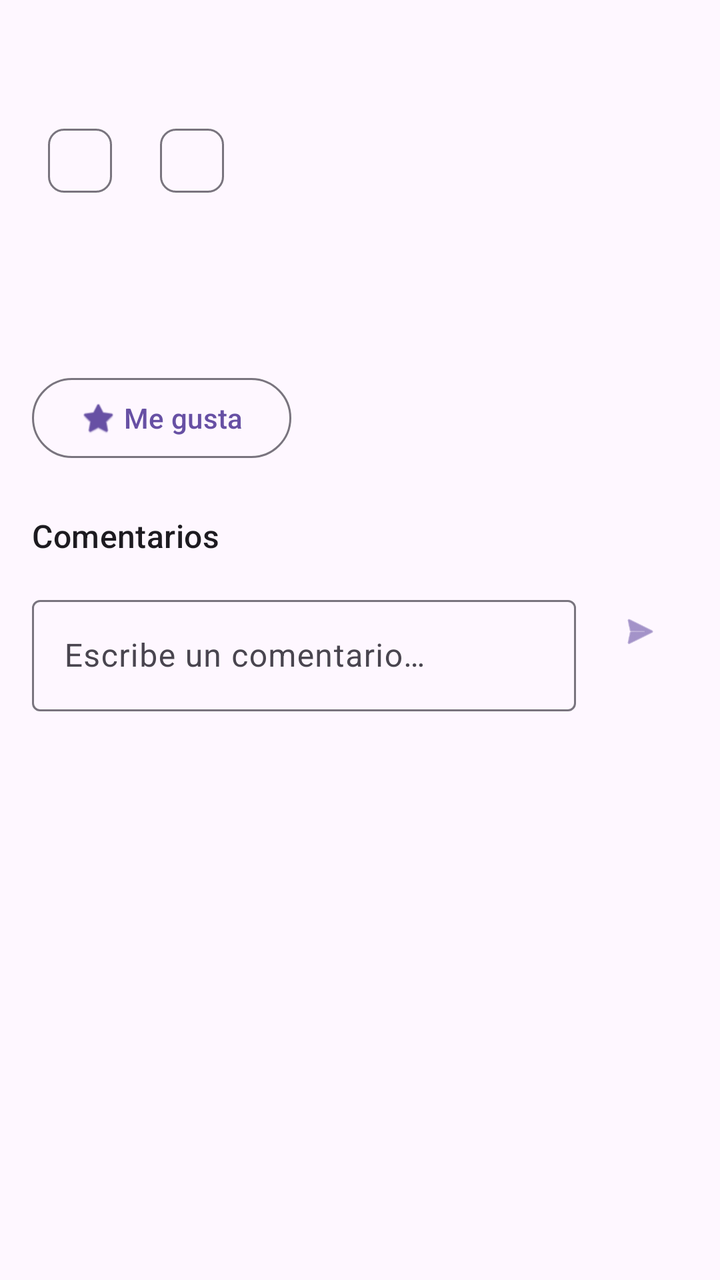
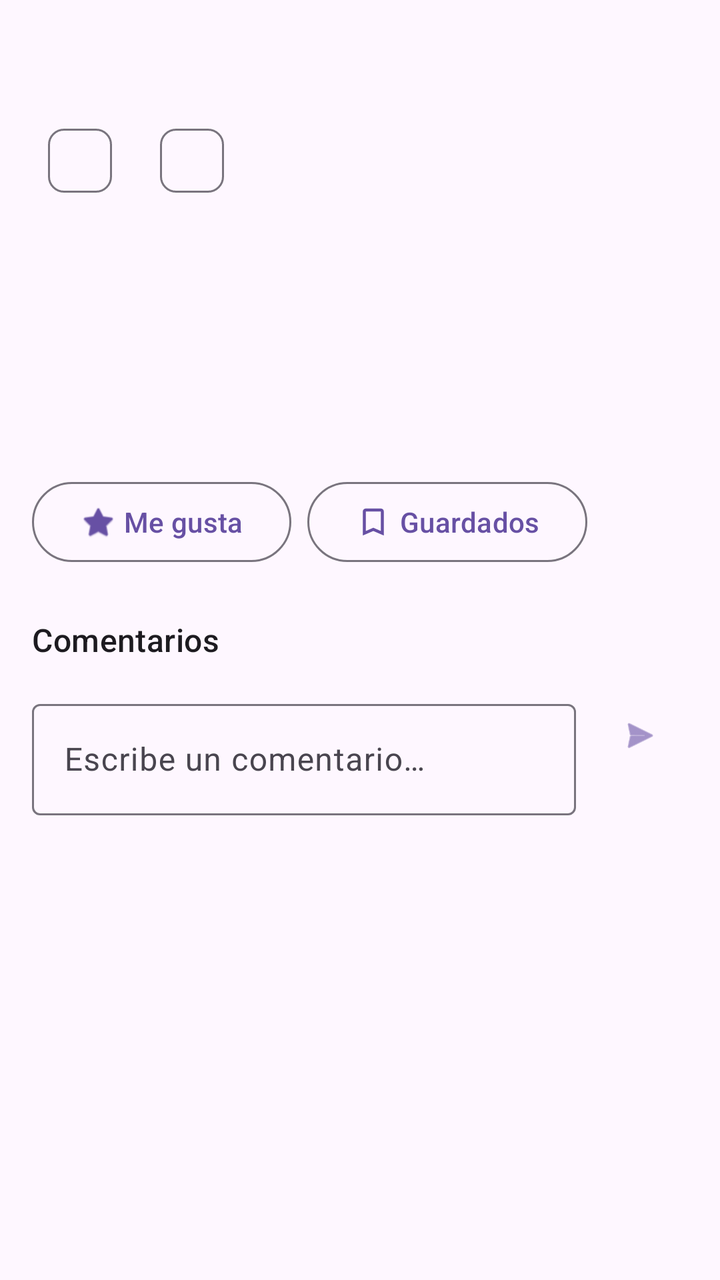

Screens rendered from an Android XML layout before and after an edit, with the pre-edit source and the edit as a unified diff.
<!-- AndroidManifest.xml: application theme Theme.Costura -->
<!-- res/layout/fragment_detalle.xml -->
<?xml version="1.0" encoding="utf-8"?>
<androidx.core.widget.NestedScrollView
    xmlns:android="http://schemas.android.com/apk/res/android"
    xmlns:app="http://schemas.android.com/apk/res-auto"
    android:layout_width="match_parent"
    android:layout_height="match_parent">

    <androidx.constraintlayout.widget.ConstraintLayout
        android:layout_width="match_parent"
        android:layout_height="wrap_content">

        <androidx.recyclerview.widget.RecyclerView
            android:id="@+id/rv_fotos"
            android:layout_width="0dp"
            android:layout_height="wrap_content"
            android:nestedScrollingEnabled="false"
            app:layout_constraintTop_toTopOf="parent"
            app:layout_constraintStart_toStartOf="parent"
            app:layout_constraintEnd_toEndOf="parent" />

        <TextView
            android:id="@+id/tv_nombre"
            android:layout_width="0dp"
            android:layout_height="wrap_content"
            android:layout_marginStart="16dp"
            android:layout_marginEnd="16dp"
            android:layout_marginTop="16dp"
            android:textAppearance="?attr/textAppearanceHeadlineSmall"
            app:layout_constraintTop_toBottomOf="@id/rv_fotos"
            app:layout_constraintStart_toStartOf="parent"
            app:layout_constraintEnd_toEndOf="parent" />

        <com.google.android.material.chip.Chip
            android:id="@+id/chip_categoria"
            android:layout_width="wrap_content"
            android:layout_height="wrap_content"
            android:layout_marginStart="16dp"
            android:layout_marginTop="8dp"
            android:checkable="false"
            app:layout_constraintTop_toBottomOf="@id/tv_nombre"
            app:layout_constraintStart_toStartOf="parent" />

        <com.google.android.material.chip.Chip
            android:id="@+id/chip_dificultad"
            android:layout_width="wrap_content"
            android:layout_height="wrap_content"
            android:layout_marginStart="8dp"
            android:layout_marginTop="8dp"
            android:checkable="false"
            app:layout_constraintTop_toBottomOf="@id/tv_nombre"
            app:layout_constraintStart_toEndOf="@id/chip_categoria" />

        <TextView
            android:id="@+id/tv_medidas"
            android:layout_width="0dp"
            android:layout_height="wrap_content"
            android:layout_marginStart="16dp"
            android:layout_marginEnd="16dp"
            android:layout_marginTop="12dp"
            android:textAppearance="?attr/textAppearanceBodyMedium"
            app:layout_constraintTop_toBottomOf="@id/chip_categoria"
            app:layout_constraintStart_toStartOf="parent"
            app:layout_constraintEnd_toEndOf="parent" />

        <TextView
            android:id="@+id/tv_descripcion"
            android:layout_width="0dp"
            android:layout_height="wrap_content"
            android:layout_marginStart="16dp"
            android:layout_marginEnd="16dp"
            android:layout_marginTop="12dp"
            android:textAppearance="?attr/textAppearanceBodyLarge"
            app:layout_constraintTop_toBottomOf="@id/tv_medidas"
            app:layout_constraintStart_toStartOf="parent"
            app:layout_constraintEnd_toEndOf="parent" />

        <TextView
            android:id="@+id/tv_consejos_titulo"
            android:layout_width="0dp"
            android:layout_height="wrap_content"
            android:layout_marginStart="16dp"
            android:layout_marginEnd="16dp"
            android:layout_marginTop="16dp"
            android:text="@string/detalle_consejos"
            android:textAppearance="?attr/textAppearanceTitleMedium"
            android:visibility="gone"
            app:layout_constraintTop_toBottomOf="@id/tv_descripcion"
            app:layout_constraintStart_toStartOf="parent"
            app:layout_constraintEnd_toEndOf="parent" />

        <TextView
            android:id="@+id/tv_consejos"
            android:layout_width="0dp"
            android:layout_height="wrap_content"
            android:layout_marginStart="16dp"
            android:layout_marginEnd="16dp"
            android:layout_marginTop="4dp"
            android:textAppearance="?attr/textAppearanceBodyMedium"
            android:visibility="gone"
            app:layout_constraintTop_toBottomOf="@id/tv_consejos_titulo"
            app:layout_constraintStart_toStartOf="parent"
            app:layout_constraintEnd_toEndOf="parent" />

        <LinearLayout
            android:id="@+id/layout_botones"
            android:layout_width="0dp"
            android:layout_height="wrap_content"
            android:layout_marginStart="16dp"
            android:layout_marginEnd="16dp"
            android:layout_marginTop="16dp"
            android:orientation="horizontal"
            app:layout_constraintTop_toBottomOf="@id/tv_consejos"
            app:layout_constraintStart_toStartOf="parent"
            app:layout_constraintEnd_toEndOf="parent">

            <com.google.android.material.button.MaterialButton
                android:id="@+id/btn_like"
                style="@style/Widget.Material3.Button.OutlinedButton"
                android:layout_width="wrap_content"
                android:layout_height="wrap_content"
                android:text="@string/detalle_likes"
                app:icon="@android:drawable/btn_star_big_off" />

            <com.google.android.material.button.MaterialButton
                android:id="@+id/btn_tutorial"
                android:layout_width="wrap_content"
                android:layout_height="wrap_content"
                android:layout_marginStart="8dp"
                android:text="@string/detalle_tutorial"
                android:visibility="gone" />

            <com.google.android.material.button.MaterialButton
                android:id="@+id/btn_pdf"
                android:layout_width="wrap_content"
                android:layout_height="wrap_content"
                android:layout_marginStart="8dp"
                android:text="@string/detalle_pdf"
                android:visibility="gone" />

        </LinearLayout>

        <TextView
            android:id="@+id/tv_comentarios_titulo"
            android:layout_width="0dp"
            android:layout_height="wrap_content"
            android:layout_marginStart="16dp"
            android:layout_marginEnd="16dp"
            android:layout_marginTop="24dp"
            android:text="@string/detalle_comentarios"
            android:textAppearance="?attr/textAppearanceTitleMedium"
            app:layout_constraintTop_toBottomOf="@id/layout_botones"
            app:layout_constraintStart_toStartOf="parent"
            app:layout_constraintEnd_toEndOf="parent" />

        <androidx.recyclerview.widget.RecyclerView
            android:id="@+id/rv_comentarios"
            android:layout_width="0dp"
            android:layout_height="wrap_content"
            android:layout_marginTop="8dp"
            android:nestedScrollingEnabled="false"
            app:layout_constraintTop_toBottomOf="@id/tv_comentarios_titulo"
            app:layout_constraintStart_toStartOf="parent"
            app:layout_constraintEnd_toEndOf="parent" />

        <com.google.android.material.textfield.TextInputLayout
            android:id="@+id/til_comentario"
            style="@style/Widget.Material3.TextInputLayout.OutlinedBox"
            android:layout_width="0dp"
            android:layout_height="wrap_content"
            android:layout_marginStart="16dp"
            android:layout_marginEnd="8dp"
            android:layout_marginTop="8dp"
            android:layout_marginBottom="16dp"
            android:hint="@string/detalle_comentario_hint"
            app:layout_constraintTop_toBottomOf="@id/rv_comentarios"
            app:layout_constraintStart_toStartOf="parent"
            app:layout_constraintEnd_toStartOf="@id/btn_enviar"
            app:layout_constraintBottom_toBottomOf="parent">

            <com.google.android.material.textfield.TextInputEditText
                android:id="@+id/et_comentario"
                android:layout_width="match_parent"
                android:layout_height="wrap_content"
                android:imeOptions="actionSend" />

        </com.google.android.material.textfield.TextInputLayout>

        <com.google.android.material.button.MaterialButton
            android:id="@+id/btn_enviar"
            style="@style/Widget.Material3.Button.IconButton"
            android:layout_width="wrap_content"
            android:layout_height="wrap_content"
            android:layout_marginEnd="16dp"
            android:layout_marginBottom="16dp"
            app:icon="@android:drawable/ic_menu_send"
            app:layout_constraintEnd_toEndOf="parent"
            app:layout_constraintBottom_toBottomOf="@id/til_comentario" />

    </androidx.constraintlayout.widget.ConstraintLayout>

</androidx.core.widget.NestedScrollView>
<!-- resources referenced by this layout -->
<resources>
  <string name="detalle_comentario_hint">Escribe un comentario…</string>
  <string name="detalle_comentarios">Comentarios</string>
  <string name="detalle_consejos">💡 Consejos</string>
  <string name="detalle_likes">Me gusta</string>
  <string name="detalle_pdf">Descargar patrón (PDF)</string>
  <string name="detalle_tutorial">Ver tutorial</string>
  <style name="Theme.Costura" parent="Base.Theme.Costura" />
  <style name="Base.Theme.Costura" parent="Theme.Material3.DayNight.NoActionBar">
          
          
      </style>
</resources>

<!-- the commit's change to res/layout/fragment_detalle.xml (unified diff, before → after) -->
@@ -102,17 +102,45 @@
             app:layout_constraintEnd_toEndOf="parent" />
 
         <LinearLayout
-            android:id="@+id/layout_botones"
-            android:layout_width="0dp"
-            android:layout_height="wrap_content"
-            android:layout_marginStart="16dp"
-            android:layout_marginEnd="16dp"
-            android:layout_marginTop="16dp"
+            android:id="@+id/layout_autor"
+            android:layout_width="0dp"
+            android:layout_height="wrap_content"
+            android:layout_marginStart="16dp"
+            android:layout_marginEnd="16dp"
+            android:layout_marginTop="16dp"
+            android:gravity="center_vertical"
             android:orientation="horizontal"
             app:layout_constraintTop_toBottomOf="@id/tv_consejos"
             app:layout_constraintStart_toStartOf="parent"
             app:layout_constraintEnd_toEndOf="parent">
 
+            <com.google.android.material.imageview.ShapeableImageView
+                android:id="@+id/img_avatar_autor"
+                android:layout_width="36dp"
+                android:layout_height="36dp"
+                app:shapeAppearanceOverlay="@style/ShapeAppearanceOverlay.Material3.Badge.Circle" />
+
+            <TextView
+                android:id="@+id/tv_nombre_autor"
+                android:layout_width="wrap_content"
+                android:layout_height="wrap_content"
+                android:layout_marginStart="8dp"
+                android:textAppearance="?attr/textAppearanceBodyMedium" />
+
+        </LinearLayout>
+
+        <LinearLayout
+            android:id="@+id/layout_botones"
+            android:layout_width="0dp"
+            android:layout_height="wrap_content"
+            android:layout_marginStart="16dp"
+            android:layout_marginEnd="16dp"
+            android:layout_marginTop="16dp"
+            android:orientation="horizontal"
+            app:layout_constraintTop_toBottomOf="@id/layout_autor"
+            app:layout_constraintStart_toStartOf="parent"
+            app:layout_constraintEnd_toEndOf="parent">
+
             <com.google.android.material.button.MaterialButton
                 android:id="@+id/btn_like"
                 style="@style/Widget.Material3.Button.OutlinedButton"
@@ -120,6 +148,15 @@
                 android:layout_height="wrap_content"
                 android:text="@string/detalle_likes"
                 app:icon="@android:drawable/btn_star_big_off" />
+
+            <com.google.android.material.button.MaterialButton
+                android:id="@+id/btn_guardar"
+                style="@style/Widget.Material3.Button.OutlinedButton"
+                android:layout_width="wrap_content"
+                android:layout_height="wrap_content"
+                android:layout_marginStart="8dp"
+                android:text="@string/perfil_guardados"
+                app:icon="@drawable/ic_bookmark_outline" />
 
             <com.google.android.material.button.MaterialButton
                 android:id="@+id/btn_tutorial"
<!-- resource entries referenced after the edit -->
@@ -1,11 +1,24 @@
 <!-- resources referenced by this layout -->
 <resources>
+  <!-- drawable ic_bookmark_outline (drawable) -->
+  <?xml version="1.0" encoding="utf-8"?>
+  <vector xmlns:android="http://schemas.android.com/apk/res/android"
+      android:width="24dp"
+      android:height="24dp"
+      android:viewportWidth="24"
+      android:viewportHeight="24"
+      android:tint="?attr/colorOnSurfaceVariant">
+      <path
+          android:fillColor="@android:color/white"
+          android:pathData="M17,3H7C5.9,3 5,3.9 5,5v16l7,-3 7,3V5C19,3.9 18.1,3 17,3zM17,18l-5,-2.18L7,18V5h10v13z"/>
+  </vector>
   <string name="detalle_comentario_hint">Escribe un comentario…</string>
   <string name="detalle_comentarios">Comentarios</string>
   <string name="detalle_consejos">💡 Consejos</string>
   <string name="detalle_likes">Me gusta</string>
   <string name="detalle_pdf">Descargar patrón (PDF)</string>
   <string name="detalle_tutorial">Ver tutorial</string>
+  <string name="perfil_guardados">Guardados</string>
   <style name="Theme.Costura" parent="Base.Theme.Costura" />
   <style name="Base.Theme.Costura" parent="Theme.Material3.DayNight.NoActionBar">
           
